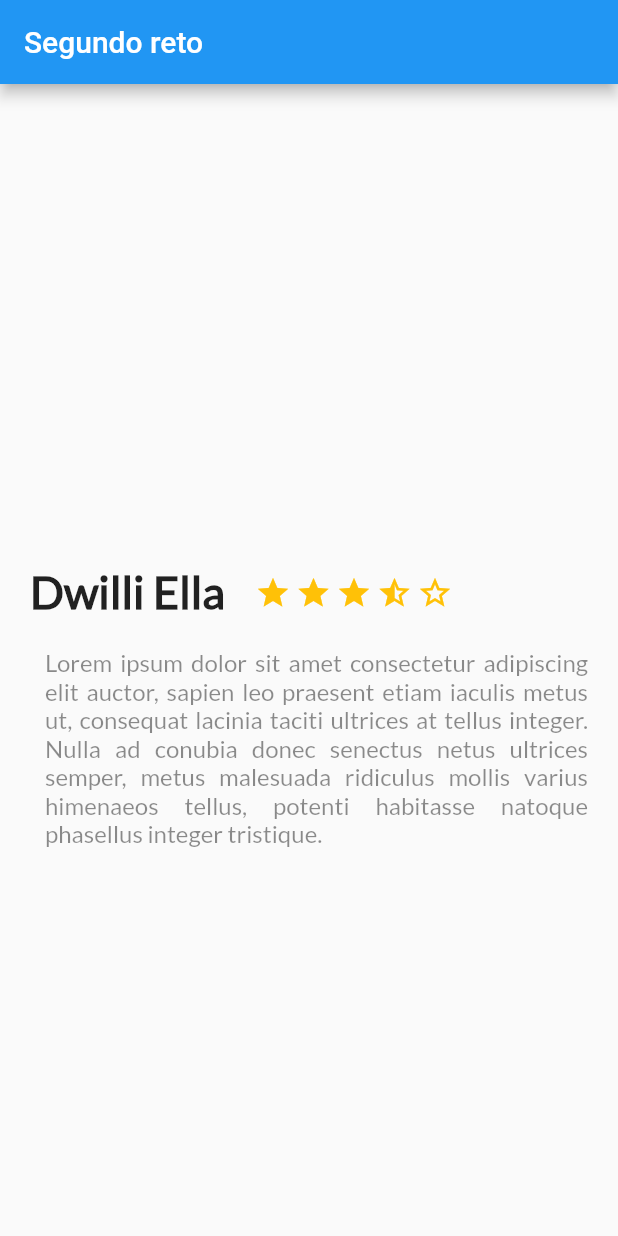
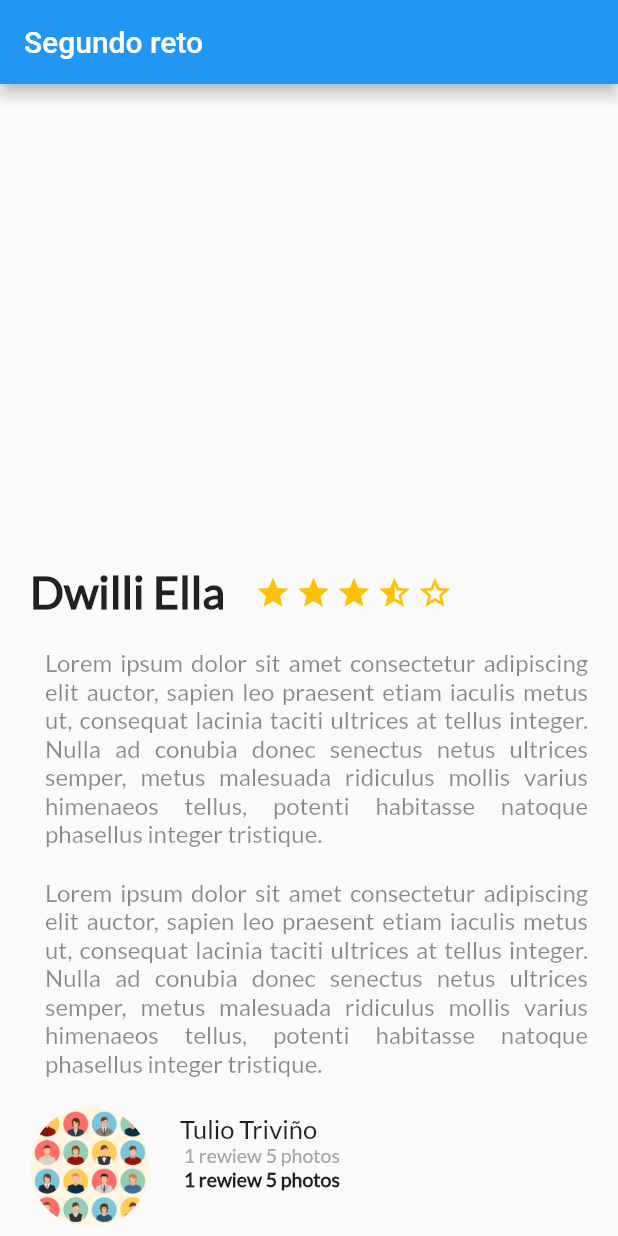
Before and after one commit to Jhogakuse/Platzi_trips_app, a Flutter app: the screen it shows after launch, on a phone screen of 412 x 824 dp. Run offline on Flutter 3.47's test engine with Material 2 defaults, Android fonts, the phone set to English and light mode, and no system bars.

Commit message:
Creating user comments, avatar and reviews

```diff
--- a/lib/desciption_place.dart
+++ b/lib/desciption_place.dart
@@ -47,6 +47,7 @@ class DescriptionPlace extends StatelessWidget {
           ],
         ),
         new DescriptionText(descriptionPlace),
+        new DescriptionText(descriptionPlace),
       ],
     );
 
--- a/lib/main.dart
+++ b/lib/main.dart
@@ -1,5 +1,6 @@
 import 'package:flutter/material.dart';
 import 'desciption_place.dart';
+import 'review_list.dart';
 
 void main() {
   runApp(MyApp());
@@ -31,7 +32,7 @@ class MyApp extends StatelessWidget {
         appBar: AppBar(
           title: Text("Segundo reto"),
         ),
-        body: Column(
+        body: ListView(
           children: [
             new DescriptionPlace(
                 "Dwilli Ella",
@@ -43,7 +44,7 @@ class MyApp extends StatelessWidget {
                   "metus malesuada ridiculus mollis varius himenaeos tellus, "
                   "potenti habitasse natoque phasellus integer tristique.",
             ),
-            //new DescriptionText(),
+            new ReviewList(),
           ],
         ),
       )//MyHomePage(title: 'Flutter Demo Home Page'),
--- /dev/null
+++ b/lib/review.dart
@@ -0,0 +1,84 @@
+import 'package:flutter/material.dart';
+
+class Review extends StatelessWidget{
+  String pathImg = "assets/img/avatares.jpg";
+  String nameUserTxt = "Varuna Yasas";
+  String details = " 1 rewiew 5 photos";
+  String comment = "There is amazing plance in the beach!";
+  Review(this.pathImg, this.nameUserTxt);
+
+  @override
+  Widget build(BuildContext context) {
+    final userComments = Container(
+      margin: EdgeInsets.only(
+        left: 20.0,
+      ),
+      child: Text(
+        details,
+        textAlign: TextAlign.left,
+        style: TextStyle(
+          fontFamily: "Lato",
+          fontSize: 13.0,
+          fontWeight: FontWeight.w900,
+        ),
+      ),
+    );
+    final userInfo = Container(
+      margin: EdgeInsets.only(
+        left: 20.0,
+      ),
+      child: Text(
+        details,
+        textAlign: TextAlign.left,
+        style: TextStyle(
+          fontFamily: "Lato",
+          fontSize: 13.0,
+          color: Color(0xFFa3a5a7),
+        ),
+      ),
+    );
+    final userName = Container(
+      margin: EdgeInsets.only(
+        left: 20.0,
+      ),
+      child: Text(
+        nameUserTxt,
+        textAlign: TextAlign.left,
+        style: TextStyle(
+          fontFamily: "Lato",
+          fontSize: 17.0,
+        ),
+      ),
+    );
+    final userDetails = Column(
+      crossAxisAlignment: CrossAxisAlignment.start,
+      children: [
+        userName,
+        userInfo,
+        userComments,
+      ],
+    );
+    final photo = Container(
+      margin: EdgeInsets.only(
+        top: 20.0,
+        left: 20.0,
+      ),
+      width: 80.0,
+      height: 80.0,
+      decoration: BoxDecoration(
+        shape: BoxShape.circle,
+        image: DecorationImage(
+          fit: BoxFit.cover,
+          image: AssetImage(pathImg),
+        ),
+      ),
+    );
+    final photoRow = Row(
+      children: [
+        photo,
+        userDetails,
+      ],
+    );
+    return photoRow;
+  }
+}
--- /dev/null
+++ b/lib/review_list.dart
@@ -0,0 +1,15 @@
+import 'package:flutter/material.dart';
+import 'review.dart';
+class ReviewList extends StatelessWidget{
+  @override
+  Widget build(BuildContext context) {
+    final listView = Column(
+      children: [
+        Review("assets/img/avatares.jpg", "Tulio Triviño"),
+        Review("assets/img/avatares.jpg", "Juan Carlos Bodoque"),
+        Review("assets/img/avatares.jpg", "Juanin Jan Harry"),
+      ],
+    );
+    return listView;
+  }
+}
--- a/pubspec.yaml
+++ b/pubspec.yaml
@@ -47,6 +47,7 @@ flutter:
   # To add assets to your application, add an assets section, like this:
   assets:
     - assets/
+    - assets/img/
   #   - images/a_dot_burr.jpeg
   #   - images/a_dot_ham.jpeg
 
```
Also changed, not shown: assets/img/Tortuga.png (renamed from assets/Tortuga.png), assets/img/Tortuga.svg (renamed from assets/Tortuga.svg), assets/img/Tucan.jpg (renamed from assets/Tucan.jpg), assets/img/Tucan.png (renamed from assets/Tucan.png), assets/img/Tucan.svg (renamed from assets/Tucan.svg), assets/img/avatares.jpg (added).
